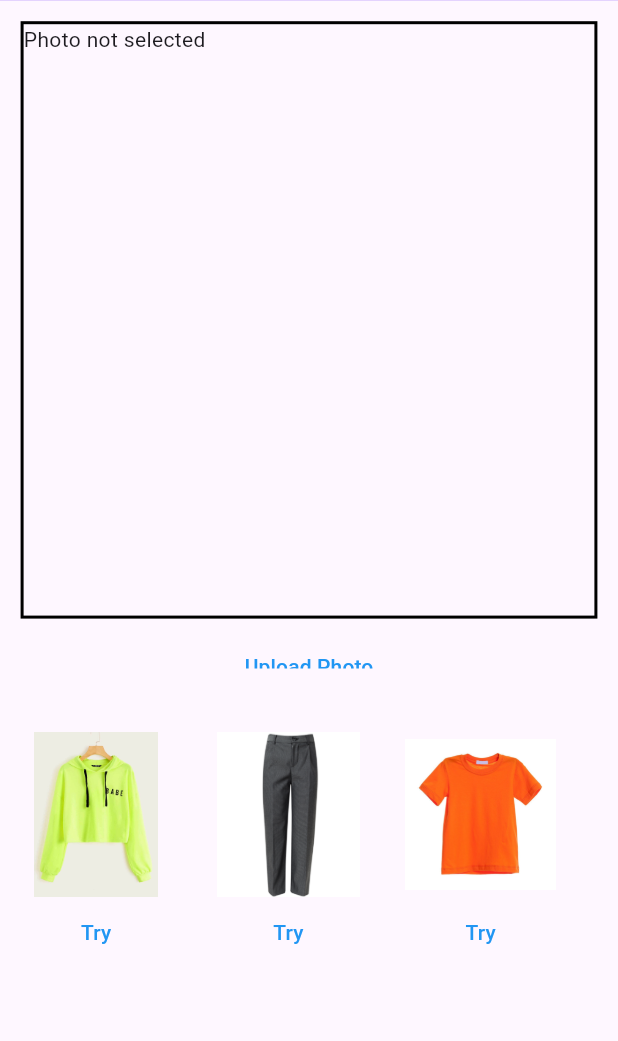
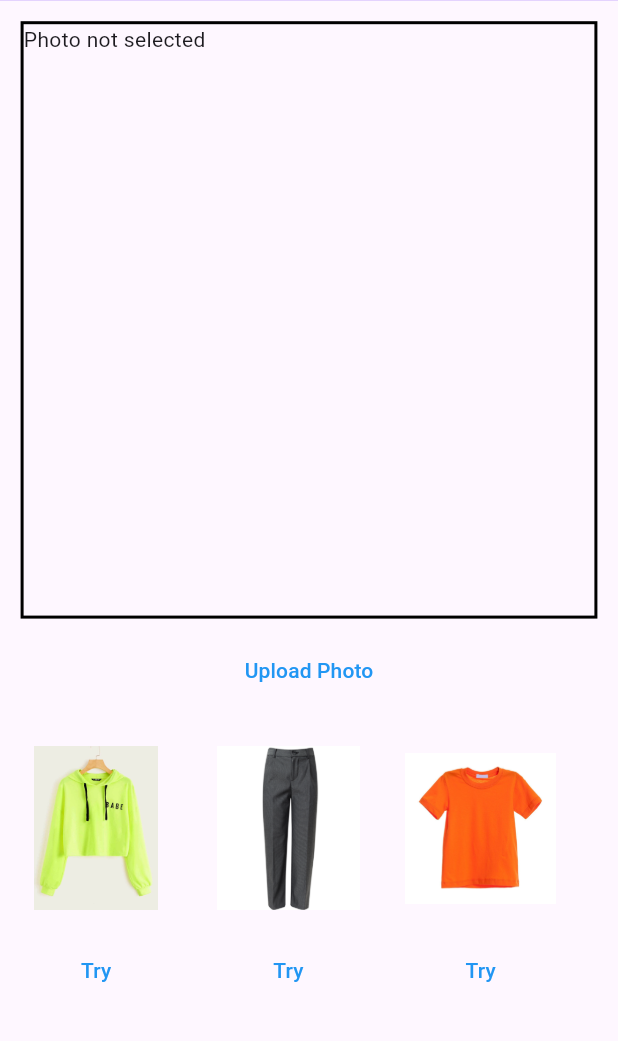
Before and after one commit to UsefulTornado/virtual-try-on-app, a Flutter app: the screen it shows after launch, after a tap on "Upload Photo", on a phone screen of 412 x 824 dp, the part 123-1164 px from its top. Run offline on Flutter 3.47's test engine with Material 2 defaults, Android fonts, the phone set to English and light mode, and no system bars; our stand-ins replace image_picker.

Commit message:
fix upload button view (#5)

```diff
--- a/app/lib/main.dart
+++ b/app/lib/main.dart
@@ -131,28 +131,28 @@ class _MyHomePageState extends State<MyHomePage> {
       });
     }
 
-    // Создание тела запроса с изображением в байтовом виде
-    Map<String, dynamic> requestBody = {
-      'image': base64Encode(imageBytes as List<int>),
-    };
-
-    // Отправка POST-запроса на сервер
-    http.Response response = await http.post(
-      Uri.parse('[host:port]/api/style_image'),
-      body: jsonEncode(requestBody),
-      headers: {'Content-Type': 'image/png'},
-    );
-
-    // Обработка ответа от сервера
-    if (response.statusCode == 200) {
-      Map<String, dynamic> responseData = jsonDecode(response.body);
-      setState(() {
-        personId = responseData['id'];
-      });
-      print('Изображение успешно отправлено на сервер. ID изображения: $personId');
-    } else {
-      print('Ошибка при отправке изображения на сервер');
-    }
+    // // Создание тела запроса с изображением в байтовом виде
+    // Map<String, dynamic> requestBody = {
+    //   'image': base64Encode(imageBytes as List<int>),
+    // };
+    //
+    // // Отправка POST-запроса на сервер
+    // http.Response response = await http.post(
+    //   Uri.parse('[host:port]/api/style_image'),
+    //   body: jsonEncode(requestBody),
+    //   headers: {'Content-Type': 'image/png'},
+    // );
+    //
+    // // Обработка ответа от сервера
+    // if (response.statusCode == 200) {
+    //   Map<String, dynamic> responseData = jsonDecode(response.body);
+    //   setState(() {
+    //     personId = responseData['id'];
+    //   });
+    //   print('Изображение успешно отправлено на сервер. ID изображения: $personId');
+    // } else {
+    //   print('Ошибка при отправке изображения на сервер');
+    // }
   }
 
   @override
@@ -191,7 +191,7 @@ class _MyHomePageState extends State<MyHomePage> {
               ),
               Container(
                 margin: EdgeInsets.only(bottom: MediaQuery.of(context).size.height / 60),
-                height: MediaQuery.of(context).size.height / 30,
+                height: MediaQuery.of(context).size.height / 20,
                 // decoration: BoxDecoration(
                 //   border: Border.all(
                 //     color: Colors.red,
@@ -209,7 +209,7 @@ class _MyHomePageState extends State<MyHomePage> {
               Container(
                 width: MediaQuery.of(context).size.width * 14/15,
                 height: MediaQuery.of(context).size.height * 15/60,
-                // alignment: Alignment.center,
+                alignment: Alignment.center,
                 margin: EdgeInsets.only(bottom: MediaQuery.of(context).size.height / 60),
                 // decoration: BoxDecoration(
                 //   border: Border.all(
@@ -223,10 +223,11 @@ class _MyHomePageState extends State<MyHomePage> {
                   itemCount: 3,
                   itemBuilder: (context, index) {
                     return Row(
+                        mainAxisAlignment: MainAxisAlignment.spaceEvenly,
                         children: [
                           Container(
-                          width: MediaQuery.of(context).size.width * 11/45,
-                          height: MediaQuery.of(context).size.height * 6/30,
+                            // width: MediaQuery.of(context).size.width * 11/45,
+                            // height: MediaQuery.of(context).size.height * 6/30,
                             // decoration: BoxDecoration(
                             //   border: Border.all(
                             //     color: Colors.red,
@@ -235,6 +236,7 @@ class _MyHomePageState extends State<MyHomePage> {
                             // ),
                             // child: Image.asset("assets/images/img$index.jpg", fit:BoxFit.scaleDown),
                             child: Column(
+                              mainAxisAlignment: MainAxisAlignment.spaceEvenly,
                               children: [
                                 Container(
                                   width: MediaQuery.of(context).size.width * 11/45,
```
Lines whose indentation alone changed are shown as unchanged.
